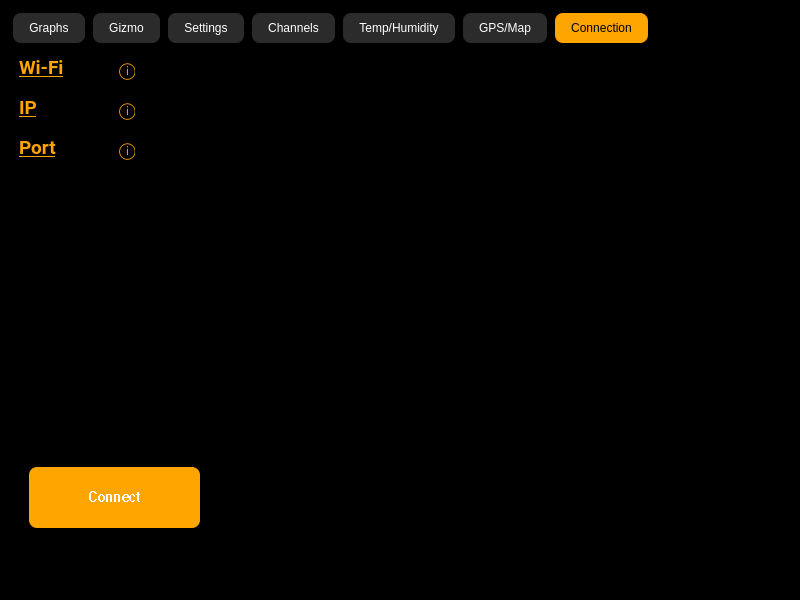
The window that app/mainwindow.ui (Matvey787/Airbag) describes before a commit, drawn with Qt 5.
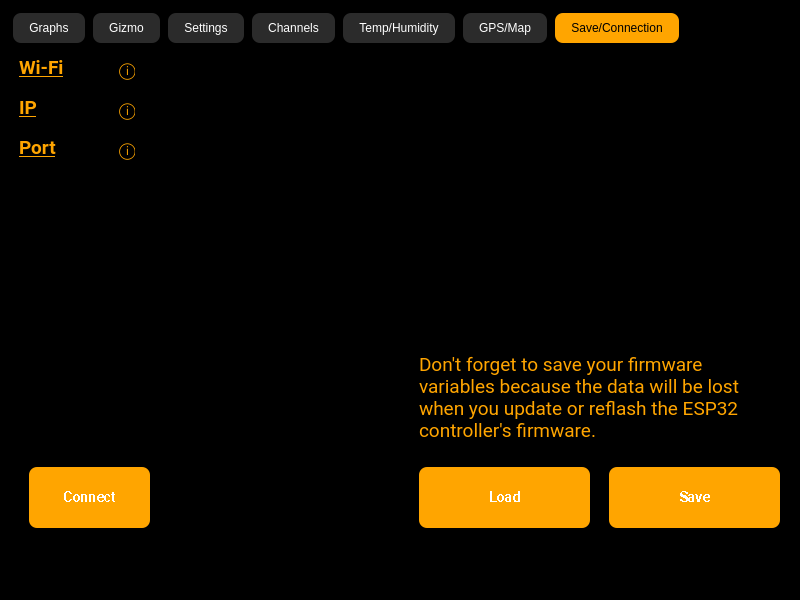
The same window after the commit. Icons and pictures are not drawn.

Diff of the .ui file:
```diff
--- a/app/mainwindow.ui
+++ b/app/mainwindow.ui
@@ -3900,7 +3900,7 @@
       </widget>
       <widget class="QWidget" name="tab_2">
        <attribute name="title">
-        <string>Connection</string>
+        <string>Save/Connection</string>
        </attribute>
        <widget class="QLabel" name="wifi_label">
         <property name="geometry">
@@ -4124,7 +4124,7 @@
          <rect>
           <x>20</x>
           <y>420</y>
-          <width>171</width>
+          <width>121</width>
           <height>61</height>
          </rect>
         </property>
@@ -4174,6 +4174,142 @@
          <bool>false</bool>
         </property>
        </widget>
+       <widget class="QPushButton" name="load_button">
+        <property name="geometry">
+         <rect>
+          <x>410</x>
+          <y>420</y>
+          <width>171</width>
+          <height>61</height>
+         </rect>
+        </property>
+        <property name="font">
+         <font>
+          <family>Roboto</family>
+          <pointsize>-1</pointsize>
+          <bold>true</bold>
+          <stylestrategy>NoAntialias</stylestrategy>
+         </font>
+        </property>
+        <property name="styleSheet">
+         <string notr="true">QPushButton {
+    background-color: #FFA500;
+    color: white;
+    border: none;
+    border-radius: 8px;
+    padding: 8px 16px;
+    font-size: 14px;
+}
+
+QPushButton:hover {
+    background-color: #FFB732;
+}
+
+QPushButton:pressed {
+    background-color: #FF8C00;
+    padding-top: 10px;
+    padding-bottom: 6px;
+}
+
+QPushButton:disabled {
+    background-color: #cccccc;
+    color: #888888;
+}</string>
+        </property>
+        <property name="text">
+         <string>Load</string>
+        </property>
+        <property name="checkable">
+         <bool>false</bool>
+        </property>
+        <property name="autoRepeat">
+         <bool>false</bool>
+        </property>
+        <property name="autoExclusive">
+         <bool>false</bool>
+        </property>
+       </widget>
+       <widget class="QPushButton" name="save_button">
+        <property name="geometry">
+         <rect>
+          <x>600</x>
+          <y>420</y>
+          <width>171</width>
+          <height>61</height>
+         </rect>
+        </property>
+        <property name="font">
+         <font>
+          <family>Roboto</family>
+          <pointsize>-1</pointsize>
+          <bold>true</bold>
+          <stylestrategy>NoAntialias</stylestrategy>
+         </font>
+        </property>
+        <property name="styleSheet">
+         <string notr="true">QPushButton {
+    background-color: #FFA500;
+    color: white;
+    border: none;
+    border-radius: 8px;
+    padding: 8px 16px;
+    font-size: 14px;
+}
+
+QPushButton:hover {
+    background-color: #FFB732;
+}
+
+QPushButton:pressed {
+    background-color: #FF8C00;
+    padding-top: 10px;
+    padding-bottom: 6px;
+}
+
+QPushButton:disabled {
+    background-color: #cccccc;
+    color: #888888;
+}</string>
+        </property>
+        <property name="text">
+         <string>Save</string>
+        </property>
+        <property name="checkable">
+         <bool>false</bool>
+        </property>
+        <property name="autoRepeat">
+         <bool>false</bool>
+        </property>
+        <property name="autoExclusive">
+         <bool>false</bool>
+        </property>
+       </widget>
+       <widget class="QLabel" name="label">
+        <property name="geometry">
+         <rect>
+          <x>410</x>
+          <y>300</y>
+          <width>361</width>
+          <height>101</height>
+         </rect>
+        </property>
+        <property name="font">
+         <font>
+          <family>Roboto</family>
+          <pointsize>14</pointsize>
+         </font>
+        </property>
+        <property name="styleSheet">
+         <string notr="true">background: transparent;
+    color: orange;</string>
+        </property>
+        <property name="text">
+         <string>Don't forget to save your firmware variables because the data will be lost when you update or reflash the ESP32 controller's firmware.</string>
+        </property>
+        <property name="wordWrap">
+         <bool>true</bool>
+        </property>
+       </widget>
       </widget>
      </widget>
     </item>
```
Left out of the diff: 71 changed lines with no effect on the pictures. Lines whose indentation alone changed are shown as unchanged.
